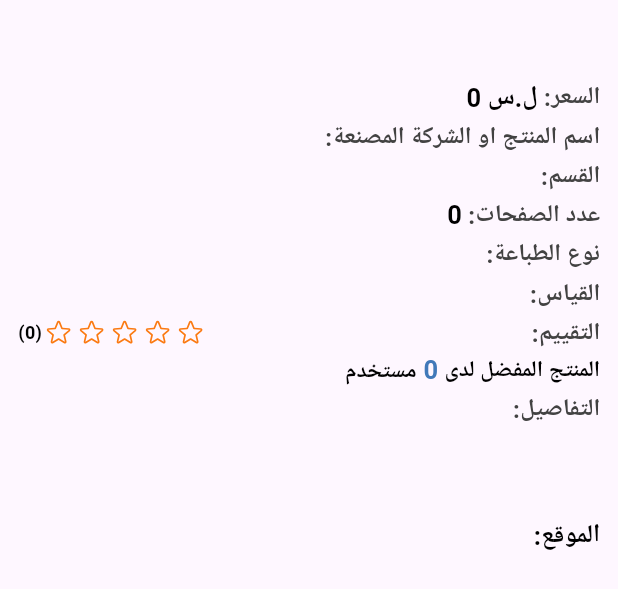
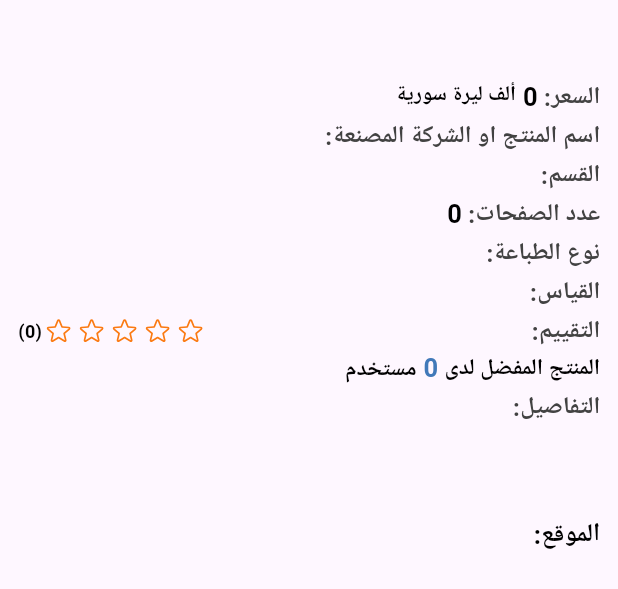
Before and after one commit to MinaFarhat/belahdodfinal, a Flutter app: the BootomPartQuraan widget shown alone on an empty page, opened directly with empty values, on a phone screen of 412 x 824 dp. Shown: the top 589 px of the screen. Run offline on Flutter 3.47's test engine with Material 3 defaults, Android fonts, the phone set to English and light mode, and no system bars; drawn by our look-alikes of flutter_rating_bar; our stand-ins replace bloc, cached_network_image, carousel_slider, dartz, dio, flutter_bloc and 9 more; missing offline and left inert: barcode_scan2, flutter_floating_bottom_bar; accounts and stored records are empty; network calls fail.

Commit message:
all files 18

```diff
--- a/lib/Features/User/Details/presentation/Bottom Part/bootom_part_quraan.dart
+++ b/lib/Features/User/Details/presentation/Bottom Part/bootom_part_quraan.dart
@@ -64,8 +64,16 @@ class BootomPartQuraan extends StatelessWidget {
           Row(
             mainAxisAlignment: MainAxisAlignment.end,
             children: [
+              const Text(
+                "ألف ليرة سورية",
+                style: TextStyle(
+                  color: Colors.black,
+                  fontSize: 14,
+                  fontWeight: FontWeight.bold,
+                ),
+              ),
               Text(
-                "ل.س $price",
+                " $price",
                 style: const TextStyle(
                   color: Colors.black,
                   fontSize: 17,
```
Also changed, not shown: lib/Features/User/Details/presentation/Bottom Part/bottom_part_base.dart (+9 -1 lines), lib/Features/User/Details/presentation/Bottom Part/bottom_part_book.dart (+9 -1 lines), lib/Features/User/Details/presentation/Bottom Part/bottom_part_game.dart (+10 -2 lines), lib/Features/User/Details/presentation/Bottom Part/bottom_part_stationery.dart (+10 -2 lines).
